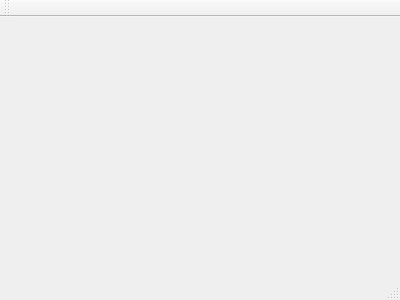
Old version of the form mainwindow.ui in the repository achazot/YABIM.
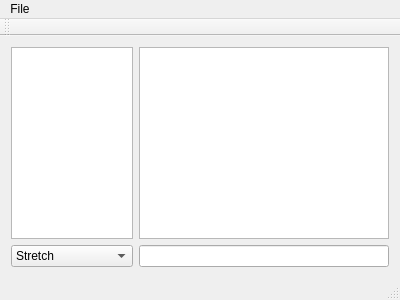
New version of the form.

Commit message: debut interface

```diff
--- a/mainwindow.ui
+++ b/mainwindow.ui
@@ -9,16 +9,141 @@
     <height>300</height>
    </rect>
   </property>
-  <property name="windowTitle" >
+  <property name="sizePolicy">
+   <sizepolicy hsizetype="Preferred" vsizetype="Preferred">
+    <horstretch>0</horstretch>
+    <verstretch>0</verstretch>
+   </sizepolicy>
+  </property>
+  <property name="windowTitle">
    <string>MainWindow</string>
   </property>
-  <widget class="QMenuBar" name="menuBar" />
-  <widget class="QToolBar" name="mainToolBar" />
-  <widget class="QWidget" name="centralWidget" />
-  <widget class="QStatusBar" name="statusBar" />
+  <widget class="QWidget" name="centralWidget">
+   <layout class="QHBoxLayout" name="horizontalLayout">
+    <item>
+     <layout class="QVBoxLayout" name="verticalLayout">
+      <item>
+       <widget class="QGraphicsView" name="gra_imageDisplay"/>
+      </item>
+      <item>
+       <widget class="QComboBox" name="com_displayParameter">
+        <item>
+         <property name="text">
+          <string>Stretch</string>
+         </property>
+        </item>
+        <item>
+         <property name="text">
+          <string>Keep</string>
+         </property>
+        </item>
+       </widget>
+      </item>
+     </layout>
+    </item>
+    <item>
+     <widget class="QWidget" name="widget" native="true">
+      <property name="sizePolicy">
+       <sizepolicy hsizetype="Fixed" vsizetype="Expanding">
+        <horstretch>0</horstretch>
+        <verstretch>0</verstretch>
+       </sizepolicy>
+      </property>
+      <property name="minimumSize">
+       <size>
+        <width>250</width>
+        <height>0</height>
+       </size>
+      </property>
+      <layout class="QVBoxLayout" name="verticalLayout_2">
+       <property name="leftMargin">
+        <number>0</number>
+       </property>
+       <property name="topMargin">
+        <number>0</number>
+       </property>
+       <property name="rightMargin">
+        <number>0</number>
+       </property>
+       <property name="bottomMargin">
+        <number>0</number>
+       </property>
+       <item>
+        <widget class="QTextBrowser" name="tex_prompt"/>
+       </item>
+       <item>
+        <widget class="QLineEdit" name="lin_prompt">
+         <property name="sizePolicy">
+          <sizepolicy hsizetype="Expanding" vsizetype="Fixed">
+           <horstretch>0</horstretch>
+           <verstretch>0</verstretch>
+          </sizepolicy>
+         </property>
+        </widget>
+       </item>
+      </layout>
+     </widget>
+    </item>
+   </layout>
+  </widget>
+  <widget class="QMenuBar" name="menuBar">
+   <property name="geometry">
+    <rect>
+     <x>0</x>
+     <y>0</y>
+     <width>400</width>
+     <height>24</height>
+    </rect>
+   </property>
+   <widget class="QMenu" name="menuFile">
+    <property name="title">
+     <string>File</string>
+    </property>
+    <addaction name="actionNew"/>
+    <addaction name="actionSave"/>
+    <addaction name="actionSave_as"/>
+    <addaction name="actionLoad"/>
+    <addaction name="separator"/>
+    <addaction name="actionQuit"/>
+   </widget>
+   <addaction name="menuFile"/>
+  </widget>
+  <widget class="QToolBar" name="mainToolBar">
+   <attribute name="toolBarArea">
+    <enum>TopToolBarArea</enum>
+   </attribute>
+   <attribute name="toolBarBreak">
+    <bool>false</bool>
+   </attribute>
+  </widget>
+  <widget class="QStatusBar" name="statusBar"/>
+  <action name="actionNew">
+   <property name="text">
+    <string>New</string>
+   </property>
+  </action>
+  <action name="actionSave">
+   <property name="text">
+    <string>Save</string>
+   </property>
+  </action>
+  <action name="actionSave_as">
+   <property name="text">
+    <string>Save as ...</string>
+   </property>
+  </action>
+  <action name="actionLoad">
+   <property name="text">
+    <string>Load ...</string>
+   </property>
+  </action>
+  <action name="actionQuit">
+   <property name="text">
+    <string>Quit</string>
+   </property>
+  </action>
  </widget>
- <layoutDefault spacing="6" margin="11" />
- <pixmapfunction></pixmapfunction>
+ <layoutdefault spacing="6" margin="11"/>
  <resources/>
  <connections/>
 </ui>
```
Left out of the diff: 5 changed lines with no effect on the pictures. The commit also changes 2 other files.
